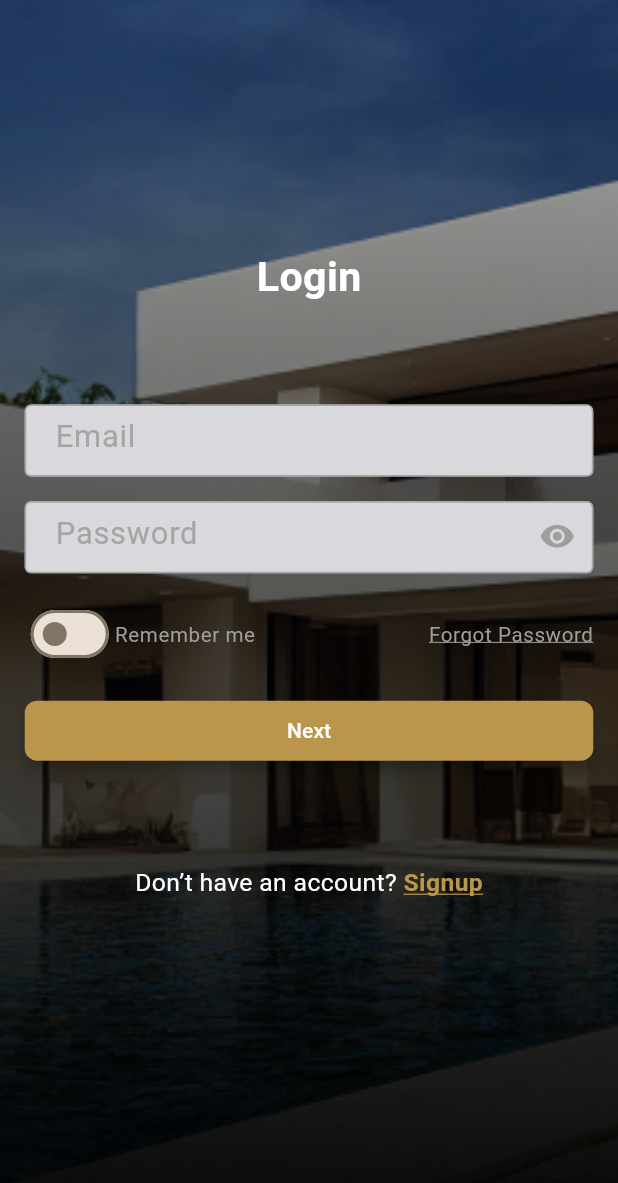
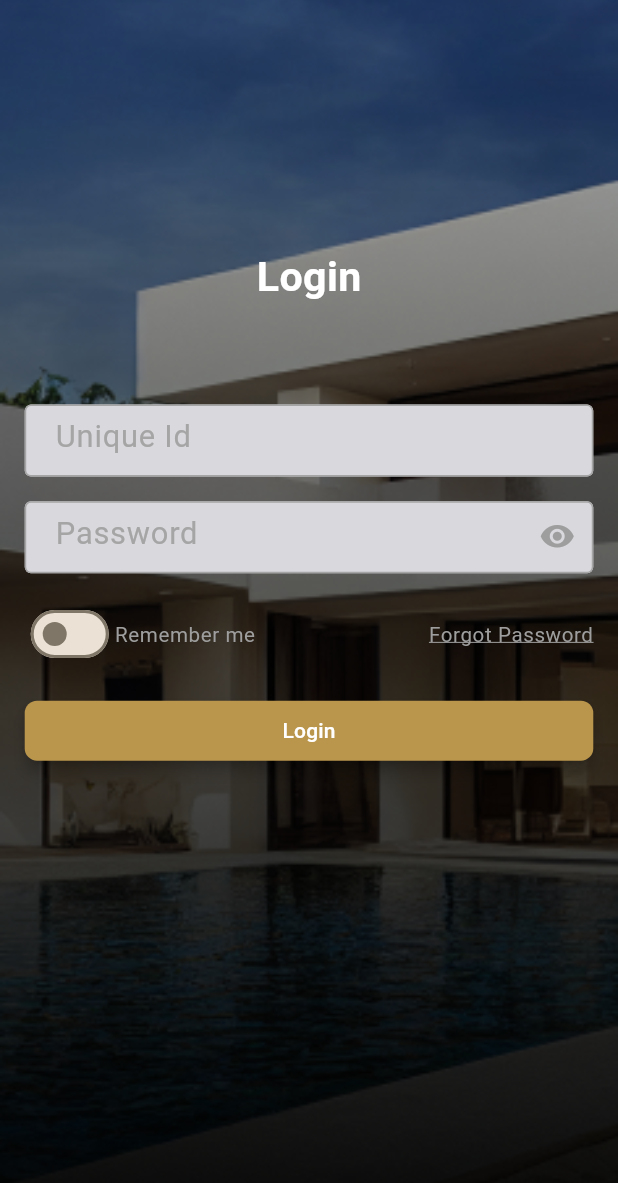
Before and after one commit to GeeksLogicity321/AlKareemApp, a Flutter app: the screen it shows after launch, after a tap on "Skip", on a phone screen of 412 x 824 dp. Shown: the top 1183 px of the screen. Run offline on Flutter 3.47's test engine with Material 3 defaults, Android fonts, the phone set to English and light mode, and no system bars; our stand-ins replace awesome_snackbar_content, persistent_bottom_nav_bar, shared_preferences, sizer, smooth_page_indicator; missing offline and left inert: dart:ffi; accounts and stored records are empty.

Commit message:
presistance session

```diff
--- /dev/null
+++ b/lib/Models/UserModel.dart
@@ -0,0 +1,55 @@
+class UserModel {
+  String? sId;
+  String? name;
+  String? uniqueId;
+  String? hashPassword;
+  // List<Null>? plotId;
+  bool? paymentOnThatMonth;
+  String? createdAt;
+  String? updatedAt;
+  int? iV;
+
+  UserModel(
+      {this.sId,
+      this.name,
+      this.uniqueId,
+      this.hashPassword,
+      // this.plotId,
+      this.paymentOnThatMonth,
+      this.createdAt,
+      this.updatedAt,
+      this.iV});
+
+  UserModel.fromJson(Map<String, dynamic> json) {
+    sId = json['_id'];
+    name = json['name'];
+    uniqueId = json['uniqueId'];
+    hashPassword = json['hash_password'];
+    // if (json['plotId'] != null) {
+    //   plotId = <Null>[];
+    //   json['plotId'].forEach((v) {
+    //     plotId!.add(new Null.fromJson(v));
+    //   });
+    // }
+    paymentOnThatMonth = json['paymentOnThatMonth'];
+    createdAt = json['createdAt'];
+    updatedAt = json['updatedAt'];
+    iV = json['__v'];
+  }
+
+  Map<String, dynamic> toJson() {
+    final Map<String, dynamic> data = new Map<String, dynamic>();
+    data['_id'] = this.sId;
+    data['name'] = this.name;
+    data['uniqueId'] = this.uniqueId;
+    data['hash_password'] = this.hashPassword;
+    // if (this.plotId != null) {
+    //   data['plotId'] = this.plotId!.map((v) => v.toJson()).toList();
+    // }
+    data['paymentOnThatMonth'] = this.paymentOnThatMonth;
+    data['createdAt'] = this.createdAt;
+    data['updatedAt'] = this.updatedAt;
+    data['__v'] = this.iV;
+    return data;
+  }
+}
--- a/lib/Utills/AuthFunction.dart
+++ b/lib/Utills/AuthFunction.dart
@@ -1,25 +1 @@
 // register
-
-import 'package:flutter/material.dart';
-
-class LoginProvider extends ChangeNotifier {
-  String _email = '';
-  String _password = '';
-
-  String get email => _email;
-  String get password => _password;
-
-  void setUsername(String value) {
-    _email = value;
-    notifyListeners();
-  }
-
-  void setPassword(String value) {
-    _password = value;
-    notifyListeners();
-  }
-
-  Future<bool> login() async {
-    return true;
-  }
-}
--- a/lib/Utills/validation.dart
+++ b/lib/Utills/validation.dart
@@ -0,0 +1,31 @@
+String? validateUniqueId(String? uniqueid) {
+  if (uniqueid != null) {
+    final RegExp idRegExp = RegExp(r'^[A-Za-z]\d{7}$');
+    return idRegExp.hasMatch(uniqueid) ? null : 'enter correct Unique Id';
+  } else {
+    return 'enter you Unique Id';
+  }
+}
+
+String? validatePassword(String? password) {
+  if (password != null && password.isNotEmpty) {
+    // if (RegExp(r'^.{6,}$').hasMatch(password.toString())) {
+    //   return 'Password must be longer than 5';
+    // }
+    // if (!password.contains(RegExp(r'[A-Z]'))) {
+    //   return 'Password must contain a capital letter';
+    // }
+    // if (!password.contains(RegExp(r'[a-z]'))) {
+    //   return 'Password must contain a Lower case letter';
+    // }
+    // if (!password.contains(RegExp(r'[0-9]'))) {
+    //   return 'Password must contain a number';
+    // }
+    // if (!password.contains(RegExp(r'[!@#$%^&*(),.?":{}|<>]'))) {
+    //   return false;
+    // }
+    return null;
+  } else {
+    return 'enter a password';
+  }
+}
--- a/lib/View/LoginScreen.dart
+++ b/lib/View/LoginScreen.dart
@@ -1,11 +1,10 @@
 import 'package:flutter/material.dart';
 import 'package:provider/provider.dart';
-import 'package:realestate/Utills/AuthFunction.dart';
 import 'package:realestate/View/BottomNavigationBar.dart';
-import 'package:realestate/constants/constants.dart';
+import 'package:realestate/ViewModel/AuthProvider.dart';
 import 'package:sizer/sizer.dart';
 
-import '../ViewModel/ValidationFunction.dart';
+import '../Utills/validation.dart';
 
 class LoginScreen extends StatefulWidget {
   LoginScreen({super.key});
@@ -58,20 +57,28 @@ class _LoginScreenState extends State<LoginScreen> {
                       height: 8.h,
                     ),
                     TextFormField(
-                      validator: (value) {
-                        return validateEmail(value);
+                      onChanged: (value) {
+                        context.read<LoginProvider>().setUniqueId(value);
                       },
-                      keyboardType: TextInputType.emailAddress,
+                      controller: _emailController,
+                      // validator: (value) {
+                      //   return validateUniqueId(value);
+                      // },
+                      keyboardType: TextInputType.number,
                       style: TextStyle(fontSize: 10.sp),
                       decoration: InputDecoration().copyWith(
-                        labelText: 'Email',
-                        hintText: 'Email',
+                        labelText: 'Unique Id',
+                        hintText: 'Unique Id',
                       ),
                     ),
                     SizedBox(
                       height: 2.h,
                     ),
                     TextFormField(
+                      controller: _passwordController,
+                      onChanged: (value) {
+                        context.read<LoginProvider>().setPassword(value);
+                      },
                       validator: (value) {
                         return validatePassword(value);
                       },
@@ -121,13 +128,21 @@ class _LoginScreenState extends State<LoginScreen> {
                     SizedBox(
                       width: double.infinity,
                       child: ElevatedButton(
-                        onPressed: () {
-                          _formKey.currentState!.validate()
-                              ? Navigator.pushReplacementNamed(
-                                  context, BottomNavigationBarWidget.routename)
-                              : null;
+                        onPressed: () async {
+                          if (_formKey.currentState!.validate()) {
+                            if (await context
+                                .read<LoginProvider>()
+                                .login(context)) {
+                              Navigator.pushReplacementNamed(
+                                  context, BottomNavigationBarWidget.routename);
+                            }
+                          }
                         },
-                        child: Text('Next'),
+                        child: context.read<LoginProvider>().isLoading
+                            ? CircularProgressIndicator(
+                                color: Colors.white,
+                              )
+                            : Text('Login'),
                       ),
                     ),
                     SizedBox(
@@ -136,30 +151,30 @@ class _LoginScreenState extends State<LoginScreen> {
                     SizedBox(
                       height: 6.h,
                     ),
-                    Row(
-                      mainAxisAlignment: MainAxisAlignment.center,
-                      children: [
-                        Text(
-                          "Don’t have an account? ",
-                          style: TextStyle(
-                            color: kTextWhiteColor,
-                            fontSize: 12.sp,
-                          ),
-                        ),
-                        GestureDetector(
-                          onTap: () {},
-                          child: Text(
-                            "Signup",
-                            style: TextStyle(
-                              color: kPrimaryColor,
-                              fontSize: 12.sp,
-                              fontWeight: FontWeight.bold,
-                              decoration: TextDecoration.underline,
-                            ),
-                          ),
-                        ),
-                      ],
-                    )
+                    // Row(
+                    //   mainAxisAlignment: MainAxisAlignment.center,
+                    //   children: [
+                    //     Text(
+                    //       "Don’t have an account? ",
+                    //       style: TextStyle(
+                    //         color: kTextWhiteColor,
+                    //         fontSize: 12.sp,
+                    //       ),
+                    //     ),
+                    //     GestureDetector(
+                    //       onTap: () {},
+                    //       child: Text(
+                    //         "Signup",
+                    //         style: TextStyle(
+                    //           color: kPrimaryColor,
+                    //           fontSize: 12.sp,
+                    //           fontWeight: FontWeight.bold,
+                    //           decoration: TextDecoration.underline,
+                    //         ),
+                    //       ),
+                    //     ),
+                    //   ],
+                    // )
                   ],
                 ),
               ),
--- a/lib/View/SplashScreen/SplashScreen.dart
+++ b/lib/View/SplashScreen/SplashScreen.dart
@@ -1,10 +1,12 @@
 import 'dart:async';
 
 import 'package:flutter/material.dart';
+import 'package:shared_preferences/shared_preferences.dart';
 
 import 'package:sizer/sizer.dart';
 
 import '../../Widgets/spinningImage.dart';
+import '../BottomNavigationBar.dart';
 import 'OnBoardingScreen.dart';
 
 class SplashScreen extends StatefulWidget {
@@ -20,12 +22,22 @@ class _SplashScreenState extends State<SplashScreen> {
   @override
   void initState() {
     super.initState();
-    wait5MinAndNavigate();
+    checkTokenAndNavigate(context);
+    // wait5MinAndNavigate();
   }
 
-  void wait5MinAndNavigate() async {
-    await Future.delayed(Duration(seconds: 5));
-    Navigator.pushReplacementNamed(context, StartScreen.routename);
+  void checkTokenAndNavigate(BuildContext context) async {
+    final prefs = await SharedPreferences.getInstance();
+
+    bool authToken = prefs.containsKey('auth_token');
+    if (authToken) {
+      await Future.delayed(Duration(seconds: 3));
+      Navigator.pushReplacementNamed(
+          context, BottomNavigationBarWidget.routename);
+    } else {
+      await Future.delayed(Duration(seconds: 5));
+      Navigator.pushReplacementNamed(context, StartScreen.routename);
+    }
   }
 
   @override
--- /dev/null
+++ b/lib/ViewModel/AuthProvider.dart
@@ -0,0 +1,71 @@
+import 'dart:convert';
+
+import 'package:http/http.dart' as http;
+import 'package:flutter/material.dart';
+import 'package:realestate/Models/UserModel.dart';
+import 'package:realestate/Utills/CommonFunctions.dart';
+import 'package:realestate/Utills/SnackBars.dart';
+
+import '../constants/ApiConstants.dart';
+
+class LoginProvider extends ChangeNotifier {
+  String _uniqueId = '';
+  String _password = '';
+
+  late UserModel _userObject;
+  UserModel get userObject => _userObject;
+
+  bool _isLoading = false;
+  bool get isLoading => _isLoading;
+
+  String get uniqueId => _uniqueId;
+  String get password => _password;
+
+  void setUniqueId(String value) {
+    _uniqueId = value;
+    notifyListeners();
+  }
+
+  void setPassword(String value) {
+    _password = value;
+    notifyListeners();
+  }
+
+  Future<bool> login(BuildContext context) async {
+    _isLoading = true;
+    Map<String, String> headers = {'Content-Type': 'application/json'};
+    try {
+      final Uri url = Uri.parse(ApiConstants.login);
+
+      final jsonencode =
+          jsonEncode({"uniqueId": _uniqueId, "password": _password});
+      final response = await http.post(
+        url,
+        body: jsonencode,
+        headers: headers,
+      );
+
+      if (response.statusCode == 200) {
+        _isLoading = true;
+        final Map<String, dynamic> jsonResponse = json.decode(response.body);
+        _userObject = UserModel.fromJson(jsonDecode(jsonResponse['data']));
+        SetAuthTocken(jsonResponse['Token']);
+        _isLoading = false;
+        notifyListeners();
+
+        successSnackbar(context, 'Login Successful');
+
+        return true;
+      } else {
+        _isLoading = false;
+        errorSnackbar(context, 'Login Error');
+        return false;
+      }
+    } catch (e) {
+      _isLoading = false;
+      errorSnackbar(context, 'Login Error' + e.toString());
+
+      return false;
+    }
+  }
+}
--- a/lib/ViewModel/ValidationFunction.dart
+++ /dev/null
@@ -1,33 +0,0 @@
-String? validateEmail(String? email) {
-  if (email != null) {
-    final RegExp emailRegExp = RegExp(
-      r'^[a-zA-Z0-9._-]+@[a-zA-Z0-9.-]+\.[a-zA-Z]{2,}$',
-    );
-    return emailRegExp.hasMatch(email) ? null : 'enter correct email';
-  } else {
-    return 'enter you email';
-  }
-}
-
-String? validatePassword(String? password) {
-  if (password != null) {
-    if (password.length < 8) {
-      return 'Password must be longer than 8';
-    }
-    if (!password.contains(RegExp(r'[A-Z]'))) {
-      return 'Password must contain a capital letter';
-    }
-    if (!password.contains(RegExp(r'[a-z]'))) {
-      return 'Password must contain a Lower case letter';
-    }
-    if (!password.contains(RegExp(r'[0-9]'))) {
-      return 'Password must contain a number';
-    }
-    // if (!password.contains(RegExp(r'[!@#$%^&*(),.?":{}|<>]'))) {
-    //   return false;
-    // }
-    return null;
-  } else {
-    return 'enter a password';
-  }
-}
--- a/lib/constants/ApiConstants.dart
+++ b/lib/constants/ApiConstants.dart
@@ -1,5 +1,5 @@
 class ApiConstants {
-  static const baseURL = 'https://al-kareem-d5985be4bd31.herokuapp.com';
+  static const baseURL = 'http://192.168.0.106:5000';
   static const register = '${baseURL}/user/register';
   static const login = '${baseURL}/user/login';
   static const update = '${baseURL}/user/update/:userId';
--- a/lib/main.dart
+++ b/lib/main.dart
@@ -1,12 +1,16 @@
 import 'package:flutter/material.dart';
+import 'package:flutter/services.dart';
 import 'package:provider/provider.dart';
 import 'Routes.dart';
-import 'Utills/AuthFunction.dart';
 import 'View/SplashScreen/SplashScreen.dart';
+import 'ViewModel/AuthProvider.dart';
 import 'constants/themes.dart';
 import 'package:sizer/sizer.dart';
 
 void main() {
+  WidgetsFlutterBinding.ensureInitialized();
+  SystemChrome.setPreferredOrientations(
+      [DeviceOrientation.portraitUp, DeviceOrientation.portraitDown]);
   runApp(const MyApp());
 }
 
--- a/pubspec.yaml
+++ b/pubspec.yaml
@@ -41,6 +41,8 @@ dependencies:
   google_fonts: ^6.1.0
   flutter_launcher_icons: ^0.13.1
   rename_app: ^1.3.1
+  awesome_snackbar_content: ^0.1.3
+  shared_preferences: ^2.2.2
 
 dev_dependencies:
   flutter_test:
```
Also changed, not shown: lib/Utills/CommonFunctions.dart (+40 -2 lines), lib/Utills/SnackBars.dart (+32 -0 lines), lib/ViewModel/UserProvider.dart (added, +21 -0 lines), pubspec.lock, 1 other file.
